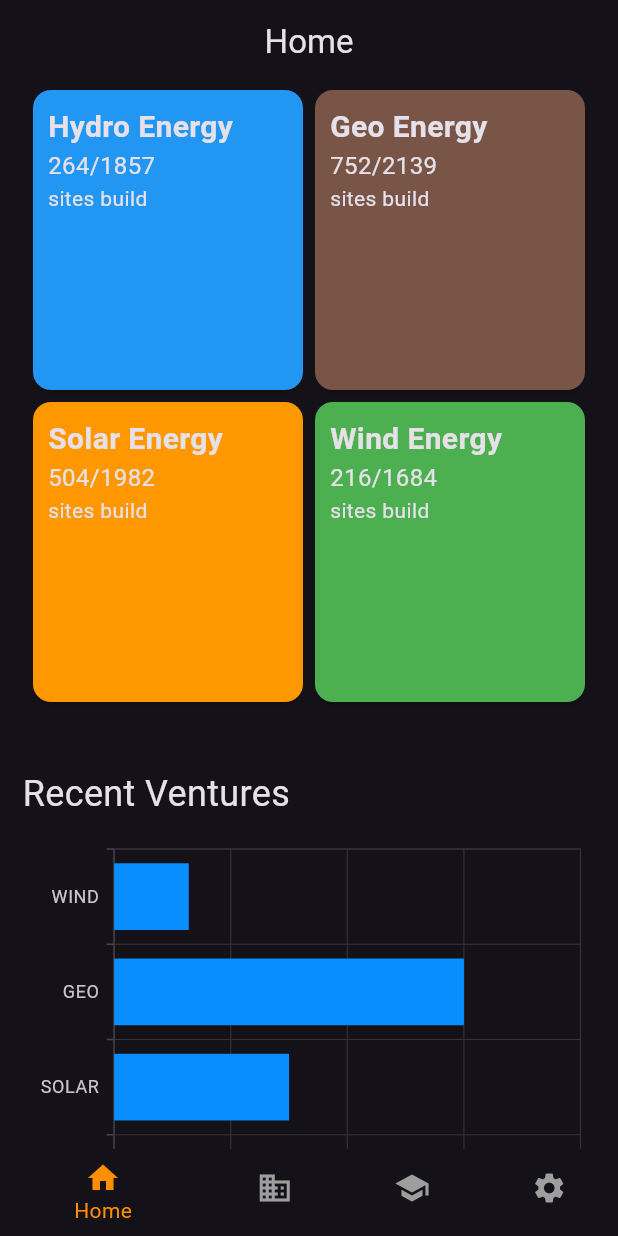
After one commit to git-ADG/google-solutions-challenge, a Flutter app: the screen it shows after launch, on a phone screen of 412 x 824 dp. The commit adds this screen. Run offline on Flutter 3.47's test engine with Material 3 defaults, Android fonts, the phone set to English and light mode, and no system bars; our stand-ins replace firebase_auth, firebase_core, gap, syncfusion_flutter_charts; accounts and stored records are empty.

Commit message:
HomePage

```diff
--- a/lib/main.dart
+++ b/lib/main.dart
@@ -1,14 +1,11 @@
 import 'package:firebase_core/firebase_core.dart';
 import 'package:flutter/material.dart';
 import 'package:google_solutions_challenge/pages/experiment_page/experiment_page.dart';
-
-import 'firebase_options.dart';
-
+import 'package:google_solutions_challenge/pages/homepage/homepage.dart';
+import 'package:syncfusion_flutter_charts/charts.dart';
 void main() async{
-  WidgetsFlutterBinding.ensureInitialized();
-  await Firebase.initializeApp(
-    options: DefaultFirebaseOptions.currentPlatform,
-  );
+  // WidgetsFlutterBinding.ensureInitialized();
+  // await Firebase.initializeApp();
   runApp(const MyApp());
 }
 
@@ -20,10 +17,12 @@ class MyApp extends StatefulWidget {
 }
 
 class _MyAppState extends State<MyApp> {
+
   @override
   Widget build(BuildContext context) {
-    return const MaterialApp(
-      home: ExperimentPage(),
+    return MaterialApp(
+      theme: ThemeData.dark(),
+      home: HomePage(),
     );
   }
 }
--- /dev/null
+++ b/lib/pages/homepage/homepage.dart
@@ -0,0 +1,54 @@
+import 'package:flutter/material.dart';
+import 'package:google_solutions_challenge/pages/homepage/widget/home.dart';
+
+class HomePage extends StatefulWidget {
+  const HomePage({super.key});
+
+  @override
+  State<HomePage> createState() => _HomePageState();
+}
+
+class _HomePageState extends State<HomePage> {
+  int _selectedIndex = 0;
+  static const List<Widget> _widgetOptions = <Widget>[
+    Home(),
+    Home(),
+    Home(),
+    Home()
+  ];
+  void _onItemTapped(int index) {
+    setState(() {
+      _selectedIndex = index;
+    });
+  }
+  @override
+  Widget build(BuildContext context) {
+    return Scaffold(
+      body: _widgetOptions[_selectedIndex],
+      bottomNavigationBar: BottomNavigationBar(
+        items: const <BottomNavigationBarItem>[
+          BottomNavigationBarItem(
+            icon: Icon(Icons.home),
+            label: 'Home',
+          ),
+          BottomNavigationBarItem(
+            icon: Icon(Icons.business),
+            label: 'Business',
+          ),
+          BottomNavigationBarItem(
+            icon: Icon(Icons.school),
+            label: 'School',
+          ),
+          BottomNavigationBarItem(
+            icon: Icon(Icons.settings),
+            label: 'Settings',
+          ),
+        ],
+        currentIndex: _selectedIndex,
+        selectedItemColor: Colors.amber[800],
+        unselectedItemColor: Colors.grey,
+        onTap: _onItemTapped,
+      ),
+    );
+  }
+}
--- /dev/null
+++ b/lib/pages/homepage/widget/home.dart
@@ -0,0 +1,161 @@
+import 'package:flutter/material.dart';
+import 'package:gap/gap.dart';
+import 'package:google_solutions_challenge/config/configurations/extensions.dart';
+import 'package:syncfusion_flutter_charts/charts.dart';
+
+class Home extends StatefulWidget {
+  const Home({super.key});
+
+  @override
+  State<Home> createState() => _HomeState();
+}
+class _Data {
+  _Data(this.x, this.y);
+
+  final String x;
+  final double y;
+}
+class _HomeState extends State<Home> {
+  late List<_Data> data;
+  late TooltipBehavior _tooltip;
+
+  @override
+  void initState() {
+    // TODO: implement initState
+    data = [
+      _Data('HYDRO', 12),
+      _Data('SOLAR', 15),
+      _Data('GEO', 30),
+      _Data('WIND', 6.4),
+    ];
+    _tooltip = TooltipBehavior(enable: true);
+    super.initState();
+  }
+  @override
+  Widget build(BuildContext context) {
+    return Scaffold(
+      appBar: AppBar(
+        title: Center(child: Text("Home")),
+      ),
+      body: Container(
+        padding: EdgeInsets.symmetric(horizontal: 15),
+        child: SingleChildScrollView(
+          child: Column(
+            mainAxisAlignment: MainAxisAlignment.center,
+            crossAxisAlignment: CrossAxisAlignment.start,
+            children: [
+              Container(
+                width: MediaQuery.of(context).size.width,
+                child: Column(
+                  children: [
+                    Row(
+                      mainAxisAlignment: MainAxisAlignment.center,
+                      children: [
+                        Card(
+                          color: Colors.blue,
+                          child: Container(
+                            padding: EdgeInsets.symmetric(
+                              horizontal: 10,
+                              vertical: 10
+                            ),
+                            height: 200,
+                            width: 180,
+                            child: Column(
+                              crossAxisAlignment: CrossAxisAlignment.start,
+                              children: [
+                                Text("Hydro Energy", style: TextStyle(fontSize: 20, fontWeight: FontWeight.bold),),
+                                Text("264/1857", style: TextStyle(fontSize: 16),),
+                                Text("sites build"),
+                              ],
+                            ),
+                          ),
+                        ),
+                        Card(
+                          color: Colors.brown,
+                          child: Container(
+                            padding: EdgeInsets.symmetric(
+                              horizontal: 10,
+                              vertical: 10
+                            ),
+                            height: 200,
+                            width: 180,
+                            child: Column(
+                              crossAxisAlignment: CrossAxisAlignment.start,
+                              children: [
+                                Text("Geo Energy", style: TextStyle(fontSize: 20, fontWeight: FontWeight.bold),),
+                                Text("752/2139", style: TextStyle(fontSize: 16),),
+                                Text("sites build"),
+                              ],
+                            ),
+                          ),
+                        )
+                      ],
+                    ),
+                    Row(
+                      mainAxisAlignment: MainAxisAlignment.center,
+                      children: [
+                        Card(
+                          color: Colors.orange,
+                          child: Container(
+                            padding: EdgeInsets.symmetric(
+                              horizontal: 10,
+                              vertical: 10
+                            ),
+                            height: 200,
+                            width: 180,
+                            child: Column(
+                              crossAxisAlignment: CrossAxisAlignment.start,
+                              children: [
+                                Text("Solar Energy", style: TextStyle(fontSize: 20, fontWeight: FontWeight.bold),),
+                                Text("504/1982", style: TextStyle(fontSize: 16),),
+                                Text("sites build"),
+                              ],
+                            ),
+                          ),
+                        ),
+                        Card(
+                          color: Colors.green,
+                          child: Container(
+                            padding: EdgeInsets.symmetric(
+                              horizontal: 10,
+                              vertical: 10
+                            ),
+                            height: 200,
+                            width: 180,
+                            child: Column(
+                              crossAxisAlignment: CrossAxisAlignment.start,
+                              children: [
+                                Text("Wind Energy", style: TextStyle(fontSize: 20, fontWeight: FontWeight.bold),),
+                                Text("216/1684", style: TextStyle(fontSize: 16),),
+                                Text("sites build"),
+                              ],
+                            ),
+                          ),
+                        )
+                      ],
+                    )
+                  ],
+                ),
+              ),
+              Gap(20),
+              Text("Recent Ventures", style: TextStyle(fontSize: 24),),
+              SfCartesianChart(
+              primaryXAxis: CategoryAxis(),
+              primaryYAxis: NumericAxis(minimum: 0, maximum: 40, interval: 10),
+              tooltipBehavior: _tooltip,
+              series: <CartesianSeries<_Data, String>>[
+                BarSeries<_Data, String>(
+                    dataSource: data,
+                    xValueMapper: (_Data data, _) => data.x,
+                    yValueMapper: (_Data data, _) => data.y,
+                    name: 'Economic Growth',
+                    color: Color.fromRGBO(8, 142, 255, 1)
+                    )
+              ])
+            ].separate(10),
+          ),
+        ),
+      ),
+    );
+  }
+}
--- a/pubspec.yaml
+++ b/pubspec.yaml
@@ -38,6 +38,7 @@ dependencies:
   gap: ^3.0.1
   firebase_core: ^2.25.4
   firebase_auth: ^4.17.4
+  syncfusion_flutter_charts: ^24.2.7
 
 dev_dependencies:
   flutter_test:
```
Also changed, not shown: pubspec.lock.
